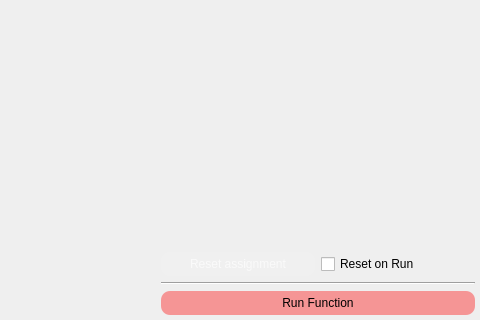
Before: the Qt Designer form launcher/launcher_interface.ui in martin8910/bolt, drawn with Qt 5; both pictures show x 237 to 717 and y 100 to 420 of the 717 by 420 pixel window.
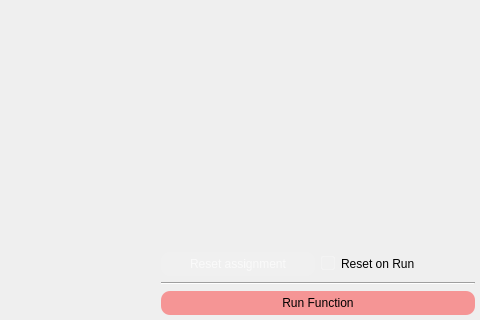
After: the same form once the commit is applied.

Commit message: - Added functionality to filter headers and hidden items in traversing - Reset search after traversing - Started implementing window states

Patch:
```diff
--- a/launcher/launcher_interface.ui
+++ b/launcher/launcher_interface.ui
@@ -13,6 +13,38 @@
   <property name="windowTitle">
    <string>Form</string>
   </property>
+  <property name="styleSheet">
+   <string notr="true">QCheckBox::indicator
+{
+border-radius: 2px;
+background-color: rgb(250,250,250,10);
+border-color: rgb(250,250,250, 100);
+border-style: solid;
+border-width: 1px;
+padding: 4px;
+}
+
+
+QCheckBox::indicator:checked
+{
+background-color: rgb(250,250,250,200);
+
+}
+
+
+QCheckBox::indicator:unchecked
+{
+background-color: rgb(250,250,250,10);
+}
+
+
+QCheckBox::indicator:focus
+{
+border-color: rgb(250,87,87, 150);
+border-width: 2px;
+border-radius: 2px;
+}</string>
+  </property>
   <layout class="QGridLayout" name="gridLayout">
    <property name="leftMargin">
     <number>0</number>
```
Left out of the diff: 21 changed lines with no effect on the pictures. The commit also changes 1 other file.
